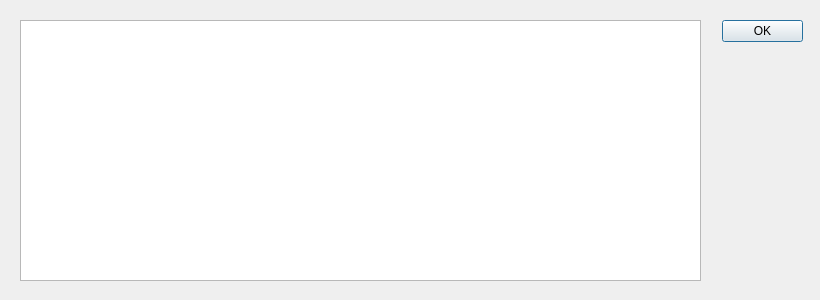
Before: the Qt Designer form deviceinfodialog.ui in positronic57/USBtinyISPGUI, drawn with Qt 5.
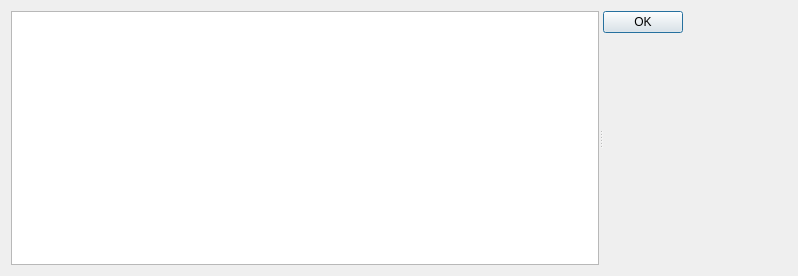
After: the same form once the commit is applied.

Diff of the .ui file:
```diff
--- a/deviceinfodialog.ui
+++ b/deviceinfodialog.ui
@@ -6,22 +6,30 @@
    <rect>
     <x>0</x>
     <y>0</y>
-    <width>820</width>
-    <height>300</height>
+    <width>798</width>
+    <height>276</height>
    </rect>
   </property>
+  <property name="sizePolicy">
+   <sizepolicy hsizetype="Expanding" vsizetype="Expanding">
+    <horstretch>0</horstretch>
+    <verstretch>0</verstretch>
+   </sizepolicy>
+  </property>
   <property name="windowTitle">
    <string>Connected Device Info</string>
   </property>
+  <layout class="QHBoxLayout" name="horizontalLayout">
+   <item>
+    <widget class="QSplitter" name="splitter">
+     <property name="orientation">
+      <enum>Qt::Horizontal</enum>
+     </property>
+     <widget class="QTextEdit" name="textEdit"/>
+     <widget class="QWidget" name="">
+      <layout class="QVBoxLayout" name="verticalLayout">
+       <item>
   <widget class="QDialogButtonBox" name="buttonBox">
-   <property name="geometry">
-    <rect>
-     <x>722</x>
-     <y>20</y>
-     <width>81</width>
-     <height>31</height>
-    </rect>
-   </property>
    <property name="orientation">
     <enum>Qt::Vertical</enum>
    </property>
@@ -29,16 +37,25 @@
     <set>QDialogButtonBox::Ok</set>
    </property>
   </widget>
-  <widget class="QTextEdit" name="textEdit">
-   <property name="geometry">
-    <rect>
-     <x>20</x>
-     <y>20</y>
-     <width>681</width>
-     <height>261</height>
-    </rect>
-   </property>
-  </widget>
+       </item>
+       <item>
+        <spacer name="verticalSpacer">
+         <property name="orientation">
+          <enum>Qt::Vertical</enum>
+         </property>
+         <property name="sizeHint" stdset="0">
+          <size>
+           <width>20</width>
+           <height>208</height>
+          </size>
+         </property>
+        </spacer>
+       </item>
+      </layout>
+     </widget>
+    </widget>
+   </item>
+  </layout>
  </widget>
  <resources/>
  <connections>
```
Lines whose indentation alone changed are shown as unchanged.
